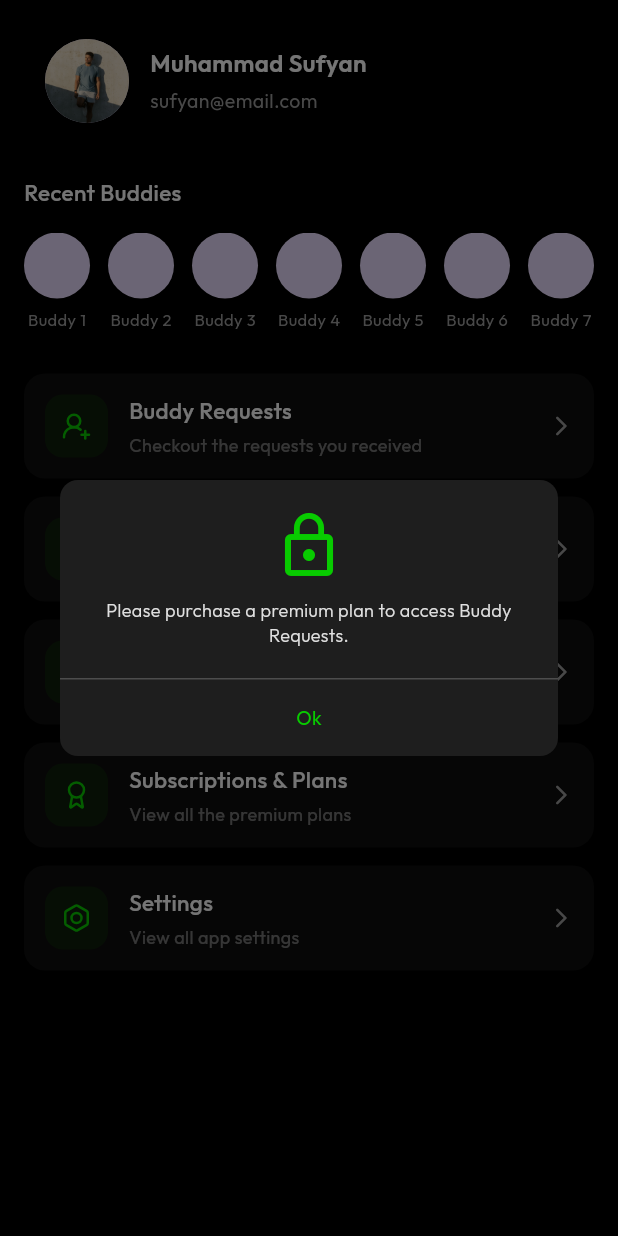
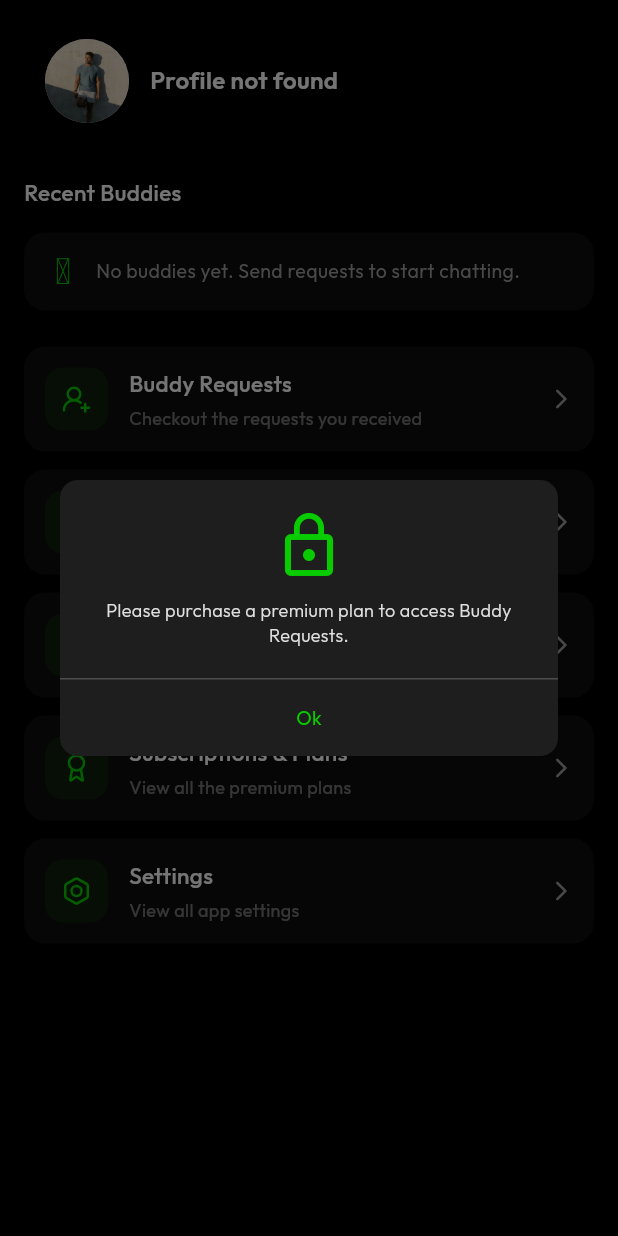
Before and after one commit to jam172002/fitbud, a Flutter app: the ProfileScreen screen opened directly, after a tap on "Buddy Requests", on a phone screen of 412 x 824 dp. Run offline on Flutter 3.47's test engine with Material 3 defaults, Android fonts, the phone set to English and light mode, and no system bars; our stand-ins replace cloud_firestore, cloud_functions, dotted_border, file_picker, firebase_auth, firebase_core and 13 more; missing offline and left inert: mobile_scanner; accounts and stored records are empty; generated files the repository leaves out were written again.

Commit message:
feat: Display real user data on Profile screen
Refactors the Profile screen to display dynamic, real-time user data from Firestore instead of hardcoded placeholders. This includes the user's profile header and a list of recent buddies.

This commit also introduces new repository methods to fetch buddy data with a fallback mechanism and updates the Firebase configuration.

Specific changes:
- **Profile Header:**
    - The profile header now streams the current user's data (`AppUser`) from `authRepo.watchMe()`.
    - It dynamically displays the user's avatar, display name, and email.
    - Includes a loading state and handles cases where the profile might not be found.

- **Recent Buddies:**
    - Implements a new `watchRecentBuddies` method in `BuddyRepo` to stream friendships ordered by creation date.
    - Adds a `loadAnyBuddies` fallback method to fetch any existing buddies if the ordered query returns no results (for data backward compatibility).
    - The "Recent Buddies" section on the profile screen now displays a horizontal list of actual buddies fetched from Firestore.
    - A custom empty state message is shown if the user has no buddies.

- **UI and Logic:**
    - Introduces `_BuddiesRow` and `_ClosedEmptyState` widgets for a cleaner and more reusable UI structure on the profile tab.
    - Adds an `_avatarProvider` helper to handle network, asset, and fallback images for user avatars.

- **Backend & Configuration:**
    - Updates the `google-services.json` file with a new Firebase project configuration.
    - Modifies seeding scripts (`firebase_seed_users.dart`, `seed_friendships.dart`) with new UIDs for test data.
    - Enables data seeding calls in `main.dart` for development setup.

```diff
--- a/lib/domain/repos/buddies/buddy_repo.dart
+++ b/lib/domain/repos/buddies/buddy_repo.dart
@@ -244,4 +244,54 @@ class BuddyRepo extends RepoBase {
       return out;
     });
   }
+
+  /// Shows "recent buddies" if possible; otherwise falls back to "past buddies"
+  /// (any friendships where userIds contains uid).
+  ///
+  /// Recent = orderBy(createdAt desc) if field exists.
+  /// Fallback = no orderBy (works even if some docs are missing createdAt).
+  /// Step 1: RECENT buddies (ordered)
+  Stream<List<AppUser>> watchRecentBuddies({int limit = 10}) {
+    final uid = _uid();
+
+    return col(FirestorePaths.friendships)
+        .where('userIds', arrayContains: uid)
+        .orderBy('createdAt', descending: true)
+        .limit(limit)
+        .snapshots()
+        .asyncMap((snap) => _friendshipsToUsers(uid, snap.docs));
+  }
+
+  /// Step 2: FALLBACK buddies (no orderBy)
+  Future<List<AppUser>> loadAnyBuddies({int limit = 10}) async {
+    final uid = _uid();
+
+    final snap = await col(FirestorePaths.friendships)
+        .where('userIds', arrayContains: uid)
+        .limit(limit)
+        .get();
+
+    return _friendshipsToUsers(uid, snap.docs);
+  }
+
+  Future<List<AppUser>> _friendshipsToUsers(
+      String uid,
+      List<QueryDocumentSnapshot<Map<String, dynamic>>> docs,
+      ) async {
+    if (docs.isEmpty) return [];
+
+    final friendships = docs.map(Friendship.fromDoc).toList();
+    final otherIds = friendships
+        .map((f) => f.userAId == uid ? f.userBId : f.userAId)
+        .toList();
+
+    final usersSnap = await col(FirestorePaths.users)
+        .where(FieldPath.documentId, whereIn: otherIds)
+        .get();
+
+    final users = usersSnap.docs.map(AppUser.fromDoc).toList();
+    final map = {for (final u in users) u.id: u};
+
+    return otherIds.map((id) => map[id]).whereType<AppUser>().toList();
+  }
 }
--- a/lib/main.dart
+++ b/lib/main.dart
@@ -30,10 +30,10 @@ Future<void> main() async {
   // AuthController requires Repos
   Get.put<AuthController>(AuthController(Get.find<Repos>()), permanent: true);
   // 🚨 RUN ONLY ONCE
-  //await FirebaseSeed.seedAll();
+  await FirebaseSeed.seedAll();
 
   // RUN ONCE, then remove
-  //await FirebaseSeedUsers.seedProfilesForExistingUids();
+  await FirebaseSeedUsers.seedProfilesForExistingUids();
   await FirebaseSeedUsers.seedAll();
 
   runApp(const MainApp());
--- a/lib/presentation/screens/profile/profile_tab.dart
+++ b/lib/presentation/screens/profile/profile_tab.dart
@@ -10,6 +10,8 @@ import 'package:iconsax/iconsax.dart';
 import '../../../User-App/features/service/controllers/plans_controller.dart';
 import '../../../common/widgets/section_heading.dart';
 import '../../../common/widgets/simple_dialog.dart';
+import '../../../domain/models/auth/app_user.dart';
+import '../../../domain/repos/repo_provider.dart';
 import '../budy/all_buddy_requests_screen.dart';
 import '../budy/all_session_invites_screen.dart';
 import '../settings/settings_screen.dart';
@@ -20,14 +22,7 @@ class ProfileScreen extends StatelessWidget {
   ProfileScreen({super.key});
 
   final PremiumPlanController planController = Get.find();
-
-  final List<Map<String, String>> recentBuddies = List.generate(
-    10,
-    (index) => {
-      'name': 'Buddy ${index + 1}',
-      'avatar': 'https://i.pravatar.cc/150?img=${index + 1}',
-    },
-  );
+  final Repos repos = Get.find<Repos>();
 
   void checkPremiumAndProceed(VoidCallback onAllowed) {
     if (planController.hasPremium) {
@@ -44,6 +39,17 @@ class ProfileScreen extends StatelessWidget {
     }
   }
 
+  ImageProvider _avatarProvider(String? url) {
+    final u = (url ?? '').trim();
+    if (u.isEmpty || u == 'null') {
+      return const AssetImage('assets/images/buddy.jpg');
+    }
+    if (u.startsWith('http://') || u.startsWith('https://')) {
+      return NetworkImage(u);
+    }
+    return AssetImage(u);
+  }
+
   @override
   Widget build(BuildContext context) {
     return Scaffold(
@@ -51,11 +57,56 @@ class ProfileScreen extends StatelessWidget {
         child: ListView(
           padding: const EdgeInsets.symmetric(horizontal: 16, vertical: 12),
           children: [
-            /// ================= Profile Header =================
-            GestureDetector(
-              onTap: () {
-                Get.to(() => UserProfileDetailsScreen());
-              },
+            /// ================= Profile Header (REAL) =================
+            StreamBuilder<AppUser?>(
+              stream: repos.authRepo.watchMe(),
+              builder: (context, snap) {
+                if (snap.connectionState == ConnectionState.waiting) {
+                  return const SizedBox(
+                    height: 70,
+                    child: Center(child: CircularProgressIndicator()),
+                  );
+                }
+
+                final me = snap.data;
+
+                if (me == null) {
+                  return GestureDetector(
+                    onTap: () => Get.to(() => UserProfileDetailsScreen()),
+                    child: Container(
+                      padding: const EdgeInsets.all(14),
+                      decoration: BoxDecoration(
+                        color: Colors.transparent,
+                        borderRadius: BorderRadius.circular(16),
+                      ),
+                      child: Row(
+                        children: const [
+                          CircleAvatar(
+                            radius: 28,
+                            backgroundImage: AssetImage('assets/images/buddy.jpg'),
+                          ),
+                          SizedBox(width: 14),
+                          Expanded(
+                            child: Text(
+                              'Profile not found',
+                              style: TextStyle(
+                                fontSize: 16,
+                                fontWeight: FontWeight.w600,
+                                color: Colors.white,
+                              ),
+                            ),
+                          ),
+                        ],
+                      ),
+                    ),
+                  );
+                }
+
+                final name = (me.displayName ?? '').trim().isEmpty ? 'User' : (me.displayName ?? '');
+                final email = (me.email ?? '').trim();
+
+                return GestureDetector(
+                  onTap: () => Get.to(() => UserProfileDetailsScreen()),
                   child: Container(
                     padding: const EdgeInsets.all(14),
                     decoration: BoxDecoration(
@@ -64,27 +115,27 @@ class ProfileScreen extends StatelessWidget {
                     ),
                     child: Row(
                       children: [
-                    const CircleAvatar(
+                        CircleAvatar(
                           radius: 28,
-                      backgroundImage: AssetImage('assets/images/buddy.jpg'),
+                          backgroundImage: _avatarProvider(me.photoUrl),
                         ),
                         const SizedBox(width: 14),
                         Expanded(
                           child: Column(
                             crossAxisAlignment: CrossAxisAlignment.start,
-                        children: const [
+                            children: [
                               Text(
-                            'Muhammad Sufyan',
-                            style: TextStyle(
+                                name,
+                                style: const TextStyle(
                                   fontSize: 16,
                                   fontWeight: FontWeight.w600,
                                   color: Colors.white,
                                 ),
                               ),
-                          SizedBox(height: 4),
+                              const SizedBox(height: 4),
                               Text(
-                            'sufyan@email.com',
-                            style: TextStyle(fontSize: 13, color: Colors.grey),
+                                email.isEmpty ? ' ' : email,
+                                style: const TextStyle(fontSize: 13, color: Colors.grey),
                               ),
                             ],
                           ),
@@ -92,11 +143,13 @@ class ProfileScreen extends StatelessWidget {
                       ],
                     ),
                   ),
+                );
+              },
             ),
 
             const SizedBox(height: 22),
 
-            /// ================= Recent Buddies =================
+            /// ================= Recent Buddies (REAL) =================
             XHeading(
               title: 'Recent Buddies',
               actionText: '',
@@ -104,49 +157,45 @@ class ProfileScreen extends StatelessWidget {
               sidePadding: 0,
             ),
             const SizedBox(height: 16),
-            recentBuddies.isEmpty
-                ? const Center(
-                    child: Text(
-                      'No recent buddies to show',
-                      style: TextStyle(color: Colors.grey, fontSize: 13),
-                    ),
-                  )
-                : SizedBox(
-                    height: 70,
-                    child: ListView.separated(
-                      scrollDirection: Axis.horizontal,
-                      itemCount: recentBuddies.length,
-                      separatorBuilder: (_, __) => const SizedBox(width: 12),
-                      itemBuilder: (context, index) {
-                        final buddy = recentBuddies[index];
-                        return GestureDetector(
-                          onTap: () {
-                            Get.to(
-                              () => BuddyProfileScreen(
-                                scenario: BuddyScenario.existingBuddy,
-                              ),
+
+            StreamBuilder<List<AppUser>>(
+              stream: repos.buddyRepo.watchRecentBuddies(limit: 10),
+              builder: (context, snap) {
+                if (snap.connectionState == ConnectionState.waiting) {
+                  return const SizedBox(height: 70);
+                }
+
+                final recent = snap.data ?? [];
+
+                // ✅ If recent exists → show it
+                if (recent.isNotEmpty) {
+                  return _BuddiesRow(
+                    buddies: recent,
+                    avatarProvider: _avatarProvider,
+                  );
+                }
+
+                // ✅ Otherwise fallback once (past buddies)
+                return FutureBuilder<List<AppUser>>(
+                  future: repos.buddyRepo.loadAnyBuddies(limit: 10),
+                  builder: (context, fb) {
+                    if (fb.connectionState == ConnectionState.waiting) {
+                      return const SizedBox(height: 70);
+                    }
+
+                    final buddies = fb.data ?? [];
+
+                    if (buddies.isEmpty) {
+                      return const _ClosedEmptyState();
+                    }
+
+                    return _BuddiesRow(
+                      buddies: buddies,
+                      avatarProvider: _avatarProvider,
                     );
                   },
-                          child: Column(
-                            children: [
-                              CircleAvatar(
-                                radius: 22,
-                                backgroundImage: NetworkImage(buddy['avatar']!),
-                              ),
-                              const SizedBox(height: 6),
-                              Text(
-                                buddy['name']!,
-                                overflow: TextOverflow.ellipsis,
-                                style: const TextStyle(
-                                  fontSize: 11,
-                                  color: Colors.grey,
-                                ),
-                              ),
-                            ],
-                          ),
                 );
               },
-                    ),
             ),
 
             const SizedBox(height: 24),
@@ -204,6 +253,95 @@ class ProfileScreen extends StatelessWidget {
             ),
           ],
         ),
+      ),
+    );
+  }
+}
+
+/// ================= Recent Buddies Row =================
+class _BuddiesRow extends StatelessWidget {
+  final List<AppUser> buddies;
+  final ImageProvider Function(String? url) avatarProvider;
+
+  const _BuddiesRow({
+    required this.buddies,
+    required this.avatarProvider,
+  });
+
+  @override
+  Widget build(BuildContext context) {
+    return SizedBox(
+      height: 70,
+      child: ListView.separated(
+        scrollDirection: Axis.horizontal,
+        itemCount: buddies.length,
+        separatorBuilder: (_, __) => const SizedBox(width: 12),
+        itemBuilder: (context, index) {
+          final u = buddies[index];
+          final name = (u.displayName ?? '').trim().isEmpty ? 'Buddy' : (u.displayName ?? '');
+
+          return GestureDetector(
+            onTap: () {
+              Get.to(
+                    () => BuddyProfileScreen(
+                  scenario: BuddyScenario.existingBuddy,
+                  // If your BuddyProfileScreen supports an id, pass it:
+                  // buddyId: u.id,
+                ),
+              );
+            },
+            child: Column(
+              children: [
+                CircleAvatar(
+                  radius: 22,
+                  backgroundImage: avatarProvider(u.photoUrl),
+                ),
+                const SizedBox(height: 6),
+                SizedBox(
+                  width: 60,
+                  child: Text(
+                    name,
+                    maxLines: 1,
+                    overflow: TextOverflow.ellipsis,
+                    textAlign: TextAlign.center,
+                    style: const TextStyle(
+                      fontSize: 11,
+                      color: Colors.grey,
+                    ),
+                  ),
+                ),
+              ],
+            ),
+          );
+        },
+      ),
+    );
+  }
+}
+
+/// ================= Closed Empty State =================
+class _ClosedEmptyState extends StatelessWidget {
+  const _ClosedEmptyState();
+
+  @override
+  Widget build(BuildContext context) {
+    return Container(
+      padding: const EdgeInsets.all(14),
+      decoration: BoxDecoration(
+        color: XColors.secondaryBG.withOpacity(0.4),
+        borderRadius: BorderRadius.circular(14),
+      ),
+      child: Row(
+        children: const [
+          Icon(Iconsax.user_add, color: XColors.primary),
+          SizedBox(width: 10),
+          Expanded(
+            child: Text(
+              'No buddies yet. Send requests to start chatting.',
+              style: TextStyle(color: Colors.grey, fontSize: 13),
+            ),
+          ),
+        ],
       ),
     );
   }
--- a/lib/presentation/screens/subscription/premium_plans_screen.dart
+++ b/lib/presentation/screens/subscription/premium_plans_screen.dart
@@ -26,6 +26,7 @@ class PremiumPlanScreen extends StatelessWidget {
           'Access to Free Content',
         ],
       },
+
       {
         'title': 'Standard',
         'description': 'Enjoy app functionalities for 1 month.',
--- a/lib/tools/firebase_seed_users.dart
+++ b/lib/tools/firebase_seed_users.dart
@@ -8,9 +8,9 @@ class FirebaseSeedUsers {
 
   // Your provided UIDs (demo buddies)
   static const List<String> demoUids = <String>[
-    'furz8yYJR7NEFLbQYPlDzvcfRX73',
-    'jTcq9BKpR8hejSP5H8xgjOL3aaD2',
-    'TsqnFnuVX2ZwdLZDVqc4N7KWo8r2',
+    '1psiSmyWnFNs24laE99z43YoNQp2',
+    '4hDDGw2UYcPZhQk4h2MkprDVWCJ2',
+    'fKAY3piJMrV8siO5lSphQ1ttVsF3',
   ];
 
   /// Run ALL seeding (profiles + friendships + direct chats)
--- a/lib/tools/seed_friendships.dart
+++ b/lib/tools/seed_friendships.dart
@@ -29,9 +29,9 @@ Future<void> seedFriendships() async {
   const mainUid = 'rjLuAokrvqQsZgk64u07vYg1uD73';
 
   const otherUids = <String>[
-    'TsqnFnuVX2ZwdLZDVqc4N7KWo8r2',
-    'jTcq9BKpR8hejSP5H8xgjOL3aaD2',
-    'furz8yYJR7NEFLbQYPlDzvcfRX73',
+    '1psiSmyWnFNs24laE99z43YoNQp2',
+    '4hDDGw2UYcPZhQk4h2MkprDVWCJ2',
+    'fKAY3piJMrV8siO5lSphQ1ttVsF3',
   ];
 
   final batch = db.batch();
```
Also changed, not shown: 1 other file. Lines whose indentation alone changed are shown as unchanged.
